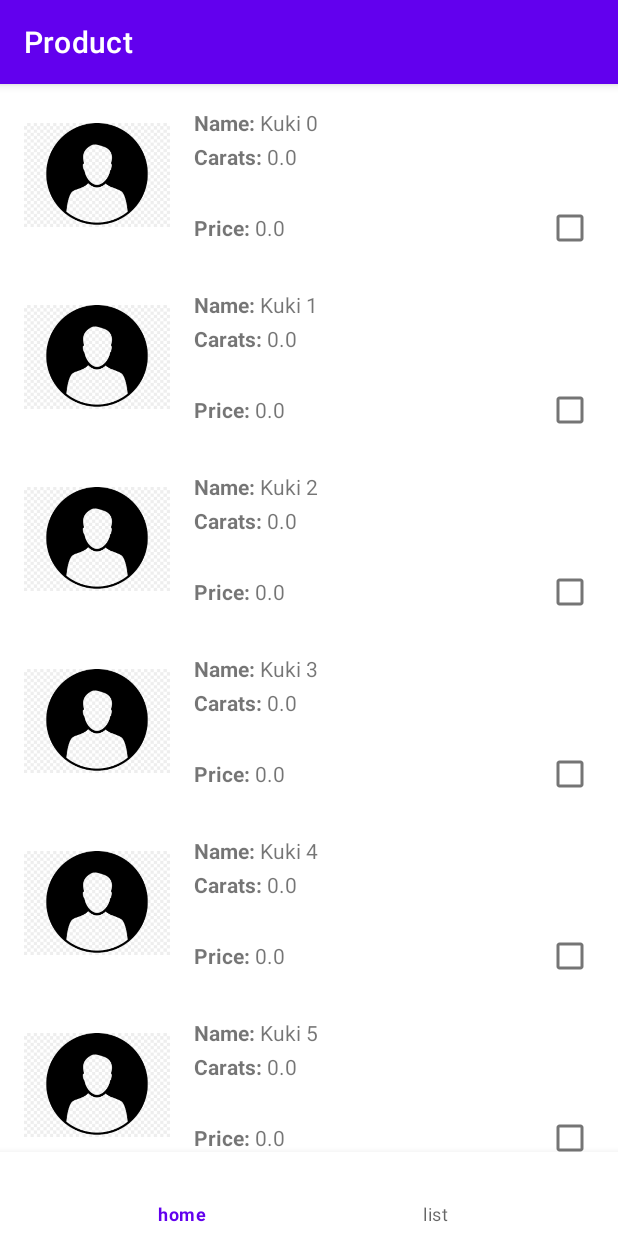
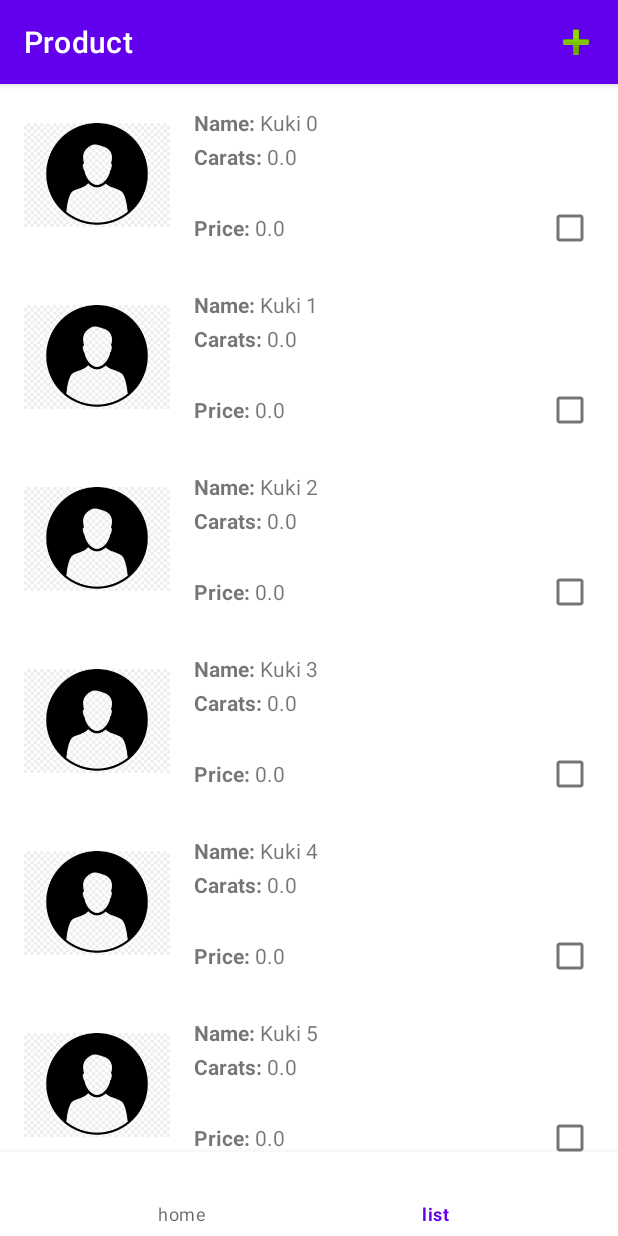
Before and after one commit to RefaelAdmoni/InstaDiamonds, an Android app: the screen it shows after launch (HomeActivity), on a phone screen of 412 x 824 dp. Run offline under Robolectric (Android 15) with nearby library versions, the phone set to English and light mode, and no system bars; our stand-ins replace navigation-ui.

Commit message:
action bar

```diff
--- a/app/src/main/java/com/example/instadiamond/HomeActivity.java
+++ b/app/src/main/java/com/example/instadiamond/HomeActivity.java
@@ -8,9 +8,12 @@ import androidx.navigation.Navigation;
 import androidx.navigation.ui.NavigationUI;
 
 import android.os.Bundle;
+import android.util.Log;
+import android.view.Menu;
 import android.view.MenuItem;
 
 import com.example.instadiamond.model.Product;
+import com.google.android.material.bottomnavigation.BottomNavigationView;
 
 public class HomeActivity extends AppCompatActivity implements ProductsListFragment.Delgate {
     NavController navCtrl;
@@ -24,6 +27,9 @@ public class HomeActivity extends AppCompatActivity implements ProductsListFragm
         navCtrl = Navigation.findNavController(this,R.id.home_nav_host);
         NavigationUI.setupActionBarWithNavController(this,navCtrl);
 
+        //bottom navigation
+        BottomNavigationView bottomNav = findViewById(R.id.home_bottom_nav);
+        NavigationUI.setupWithNavController(bottomNav,navCtrl);
     }
 
     @Override
@@ -40,24 +46,26 @@ public class HomeActivity extends AppCompatActivity implements ProductsListFragm
         navCtrl.navigate(direction);
     }
 
+    //control the action bar btn (add)
+    @Override
+    public boolean onCreateOptionsMenu(Menu menu) {
+        super.onCreateOptionsMenu(menu);
+   //     getMenuInflater().inflate(R.menu.products_list_menu,menu);
+        return true;
+    }
+
     @Override
     public boolean onOptionItemSelected(MenuItem item) {
         return false;
     }
 
-//    @Override
-//    public boolean onOptionItemSelected(MenuItem item) {
-//        return false;
-//    }
-
     @Override
     public boolean onOptionsItemSelected(MenuItem item) {
-        if(item.getItemId() == android.R.id.home){              //the btn back in nav bar menu calls 'android.R.id.home'
-            navCtrl.navigateUp();
-            return true;
+        switch (item.getItemId()) {
+            case android.R.id.home:                     //the btn back in nav bar menu calls 'android.R.id.home'
+                navCtrl.navigateUp();
+                return true;
         }
-
         return super.onOptionsItemSelected(item);
     }
-
 }
--- a/app/src/main/java/com/example/instadiamond/ProductsListFragment.java
+++ b/app/src/main/java/com/example/instadiamond/ProductsListFragment.java
@@ -9,6 +9,8 @@ import androidx.recyclerview.widget.RecyclerView;
 
 import android.util.Log;
 import android.view.LayoutInflater;
+import android.view.Menu;
+import android.view.MenuInflater;
 import android.view.MenuItem;
 import android.view.View;
 import android.view.ViewGroup;
@@ -44,8 +46,11 @@ public class ProductsListFragment extends Fragment {
         super.onAttach(context);
         if (context instanceof Delgate){
             parent = (Delgate) getActivity();
-        } else throw new RuntimeException(context.toString()
-                + "must implement Delegate");
+        } else {
+            throw new RuntimeException(context.toString()
+                    + "must implement Delegate");
+        }
+        setHasOptionsMenu(true);
     }
 
     @Override
@@ -158,4 +163,20 @@ public class ProductsListFragment extends Fragment {
             return allDataProducts.size();
         }
     }
+
+    @Override
+    public void onCreateOptionsMenu(@NonNull Menu menu, @NonNull MenuInflater inflater) {
+        super.onCreateOptionsMenu(menu, inflater);
+        inflater.inflate(R.menu.products_list_menu,menu);
+    }
+
+    @Override
+    public boolean onOptionsItemSelected(@NonNull MenuItem item) {
+        switch (item.getItemId()){
+            case R.id.menu_product_list_add:
+                Log.d("TAG","fragment handle add menu");
+                return true;
+        }
+        return super.onOptionsItemSelected(item);
+    }
 }
--- a/app/src/main/res/layout/activity_home.xml
+++ b/app/src/main/res/layout/activity_home.xml
@@ -10,6 +10,7 @@
         android:id="@+id/home_bottom_nav"
         android:layout_width="match_parent"
         android:layout_height="wrap_content"
+        android:foregroundGravity="center"
         app:layout_constraintBottom_toBottomOf="parent"
         app:layout_constraintEnd_toEndOf="parent"
         app:layout_constraintStart_toStartOf="parent"
--- a/app/src/main/res/menu/home_bottom_nav_menu.xml
+++ b/app/src/main/res/menu/home_bottom_nav_menu.xml
@@ -2,9 +2,9 @@
 <menu xmlns:android="http://schemas.android.com/apk/res/android">
 
     <item
-        android:id="@+id/home"
+        android:id="@id/homeFragment"
         android:title="home" />
     <item
-        android:id="@+id/list"
+        android:id="@id/productsListFragment"
         android:title="list" />
 </menu>
--- /dev/null
+++ b/app/src/main/res/menu/products_list_menu.xml
@@ -0,0 +1,10 @@
+<?xml version="1.0" encoding="utf-8"?>
+<menu xmlns:app="http://schemas.android.com/apk/res-auto"
+    xmlns:android="http://schemas.android.com/apk/res/android">
+
+    <item
+        android:id="@+id/menu_product_list_add"
+        android:icon="@android:drawable/ic_input_add"
+        android:title="Add"
+        app:showAsAction="always" />
+</menu>
```
